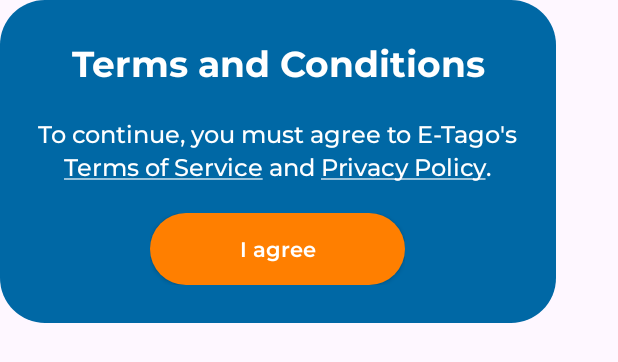
After one commit to Next-Gen-Artisans/ETago, an Android app: the layout custom_terms_of_service_dialog.xml on its own in the app's theme, with its tools: preview values and no code run, on a phone screen of 412 x 824 dp. The commit adds this screen. Shown: the top 362 px of the screen. Run offline under Robolectric (Android 15) with nearby library versions, the phone set to English and light mode, and no system bars.

```diff
--- a/app/src/main/java/com/nextgenartisans/etago/CustomSignInDialog.java
+++ b/app/src/main/java/com/nextgenartisans/etago/CustomSignInDialog.java
@@ -26,8 +26,6 @@
     private AppCompatButton proceedButton;
 
     public CustomSignInDialog(Context context) {
-
-
         super(context, R.style.Theme_ETago);
         requestWindowFeature(Window.FEATURE_NO_TITLE);
         init();
--- a/app/src/main/java/com/nextgenartisans/etago/MediaPermissionDialog.java
+++ b/app/src/main/java/com/nextgenartisans/etago/MediaPermissionDialog.java
@@ -29,7 +29,7 @@
 
     private int storagePermissionCode;
 
-    public MediaPermissionDialog(@NonNull Context context, int storagePermissionCode) {
+    public MediaPermissionDialog(@NonNull Context context) {
         super(context);
         this.storagePermissionCode = storagePermissionCode;
     }
--- /dev/null
+++ b/app/src/main/res/layout/custom_terms_of_service_dialog.xml
@@ -0,0 +1,87 @@
+<?xml version="1.0" encoding="utf-8"?>
+<LinearLayout xmlns:android="http://schemas.android.com/apk/res/android"
+    android:layout_width="wrap_content"
+    android:layout_height="wrap_content"
+    android:padding="25dp"
+    android:background="@drawable/forgot_pass_round_bg"
+    android:orientation="vertical"
+    android:gravity="center"
+
+    >
+
+    <TextView
+        android:id="@+id/terms_and_conditions_txt"
+        android:layout_width="wrap_content"
+        android:layout_height="wrap_content"
+        android:text="Terms and Conditions"
+        android:fontFamily="@font/montserrat_bold"
+        android:textSize="24sp"
+        android:gravity="center"
+        android:textColor="#FFFFFF" />
+
+    <TextView
+        android:layout_width="wrap_content"
+        android:layout_height="wrap_content"
+        android:text="To continue, you must agree to E-Tago's"
+        android:fontFamily="@font/montserrat_medium"
+        android:textSize="16sp"
+        android:textColor="#FFFFFF"
+        android:layout_marginTop="20dp" />
+
+    <LinearLayout
+        android:id="@+id/terms_privacy_layout"
+        android:layout_width="wrap_content"
+        android:layout_height="wrap_content"
+        android:orientation="horizontal"
+        android:layout_gravity="center">
+        <TextView
+            android:id="@+id/terms_text"
+            android:layout_width="wrap_content"
+            android:layout_height="wrap_content"
+            android:text="@string/terms_of_service"
+            android:fontFamily="@font/montserrat_medium"
+            android:textSize="16sp"
+            android:textColor="#FFFFFF" />
+        <TextView
+            android:layout_width="wrap_content"
+            android:layout_height="wrap_content"
+            android:text=" and "
+            android:fontFamily="@font/montserrat_medium"
+            android:textSize="16sp"
+            android:textColor="#FFFFFF" />
+        <TextView
+            android:id="@+id/privacy_text"
+            android:layout_width="wrap_content"
+            android:layout_height="wrap_content"
+            android:text="@string/privacy_policy"
+            android:fontFamily="@font/montserrat_medium"
+            android:textSize="16sp"
+            android:textColor="#FFFFFF" />
+    </LinearLayout>
+
+    <LinearLayout
+        android:id="@+id/terms_of_service_dialog_buttons"
+        android:layout_width="wrap_content"
+        android:layout_height="wrap_content"
+        android:orientation="horizontal"
+        android:layout_gravity="center"
+        android:layout_marginTop="20dp"
+        >
+        <androidx.appcompat.widget.AppCompatButton
+            android:id="@+id/agree_terms_dialog_btn"
+            android:layout_width="170dp"
+            android:layout_height="wrap_content"
+            android:text="I agree"
+            android:fontFamily="@font/montserrat_semibold"
+            android:textColor="@color/white"
+            android:textAllCaps="false"
+            android:background="@drawable/return_btn_bg"
+            /> <!-- Define this drawable with rounded corners and color -->
+
+    </LinearLayout>
+
+
+
+
+
+</LinearLayout>
--- a/app/src/main/res/values/strings.xml
+++ b/app/src/main/res/values/strings.xml
@@ -32,5 +32,7 @@
     <string name="navigation_drawer_close">Close navigation drawer</string>
     <!-- TODO: Remove or change this placeholder text -->
     <string name="hello_blank_fragment">Hello blank fragment</string>
+    <string name="terms_of_service"><u>Terms of Service</u></string>
+    <string name="privacy_policy"><u>Privacy Policy</u>.</string>
 
 </resources>
```
Also changed, not shown: app/src/main/AndroidManifest.xml (+11 -8 lines), app/src/main/java/com/nextgenartisans/etago/MainActivity.java (+32 -83 lines), app/src/main/java/com/nextgenartisans/etago/SignUpActivity.java (+69 -9 lines), app/src/main/java/com/nextgenartisans/etago/TermsAndConditionsWebView.java (added, +20 -0 lines), app/src/main/java/com/nextgenartisans/etago/TermsOfServiceDialog.java (added, +77 -0 lines), app/src/main/res/layout/activity_main.xml (+2 -8 lines), app/src/main/res/layout/activity_terms_and_conditions_webview.xml (added, +17 -0 lines).
